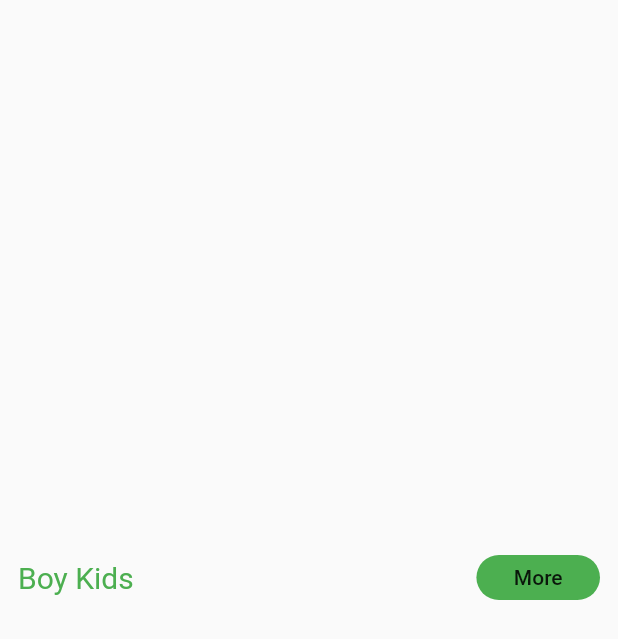
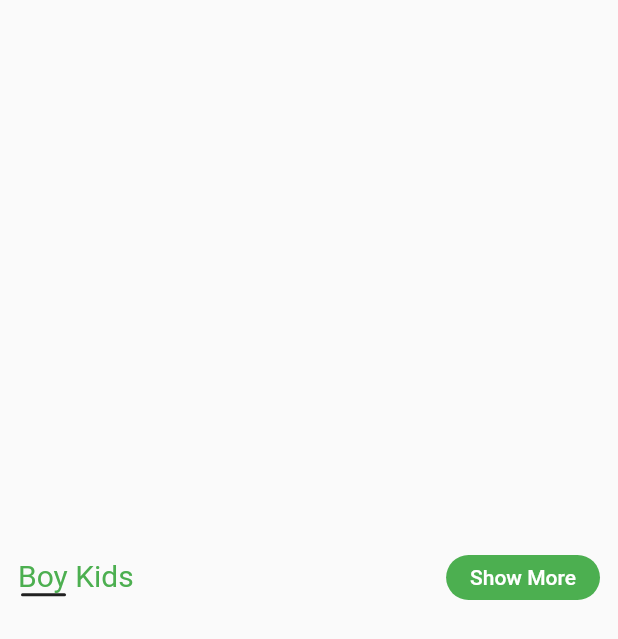
Before and after one commit to keshurathore99/Delilo, a Flutter app: the KidsFashionScreen screen opened by its route, scrolled down 669 dp, on a phone screen of 412 x 824 dp. Shown: the top 639 px of the screen. Run offline on Flutter 3.47's test engine with Material 2 defaults, Android fonts, the phone set to English and light mode, and no system bars; our stand-ins replace cloud_firestore, firebase_auth, firebase_storage, geocoding, geolocator, image_picker and 3 more; accounts and stored records are empty; key blocks and very long unbroken strings in the code were emptied for the run.

Commit message:
2 Corrections Are Solved

```diff
--- a/lib/widgets/category_row.dart
+++ b/lib/widgets/category_row.dart
@@ -17,17 +17,36 @@ class CategoryRow extends StatelessWidget {
         mainAxisAlignment: MainAxisAlignment.spaceBetween,
         mainAxisSize: MainAxisSize.max,
         children: [
-          Text(
-            title,
-            style: TextStyle(fontSize: 20, color: Colors.green),
+          Column(
+            crossAxisAlignment: CrossAxisAlignment.start,
+            children: [
+              Text(
+                title,
+                style: TextStyle(
+                  fontSize: 20,
+                  color: Colors.green,
+                ),
+              ),
+              Padding(
+                padding: const EdgeInsets.only(left: 2),
+                child: Container(
+                  alignment: Alignment.centerLeft,
+                  height: 2,
+                  width: 30,
+                  decoration: BoxDecoration(
+                      color: Colors.black87,
+                      borderRadius: BorderRadius.circular(20)),
+                ),
+              )
+            ],
           ),
           Container(
               decoration: BoxDecoration(
                   color: Colors.green,
                   borderRadius: BorderRadius.all(Radius.circular(30))),
               height: 30,
-              width: displayWidth(context) * .2,
               child: FlatButton(
+                  textColor: Colors.white,
                   onPressed: () {
                     Navigator.of(context).push(MaterialPageRoute(
                         builder: (context) => WomenDressDetailPage(
@@ -35,7 +54,7 @@ class CategoryRow extends StatelessWidget {
                               clothType: clothType,
                             )));
                   },
-                  child: Text("More"))),
+                  child: Text("Show More"))),
         ],
       ),
     );
--- a/lib/widgets/drawer.dart
+++ b/lib/widgets/drawer.dart
@@ -66,7 +66,9 @@ class MyDrawer extends StatelessWidget {
                           alignment: Alignment(1, 1),
                           child: Text(
                             "Rate Us",
-                            style: TextStyle(color: Colors.white),
+                            style: TextStyle(
+                                color: Colors.white,
+                                decoration: TextDecoration.underline),
                           )),
                     ),
                   ],
--- a/pubspec.yaml
+++ b/pubspec.yaml
@@ -38,6 +38,7 @@ dependencies:
   firebase_storage: ^3.1.6
 #  flutter_otp: 0.2.6
   geocoding: ^1.0.3
+  carousel_images: ^1.0.3
 
 dev_dependencies:
   flutter_test:
```
Also changed, not shown: pubspec.lock, 3 other files.
